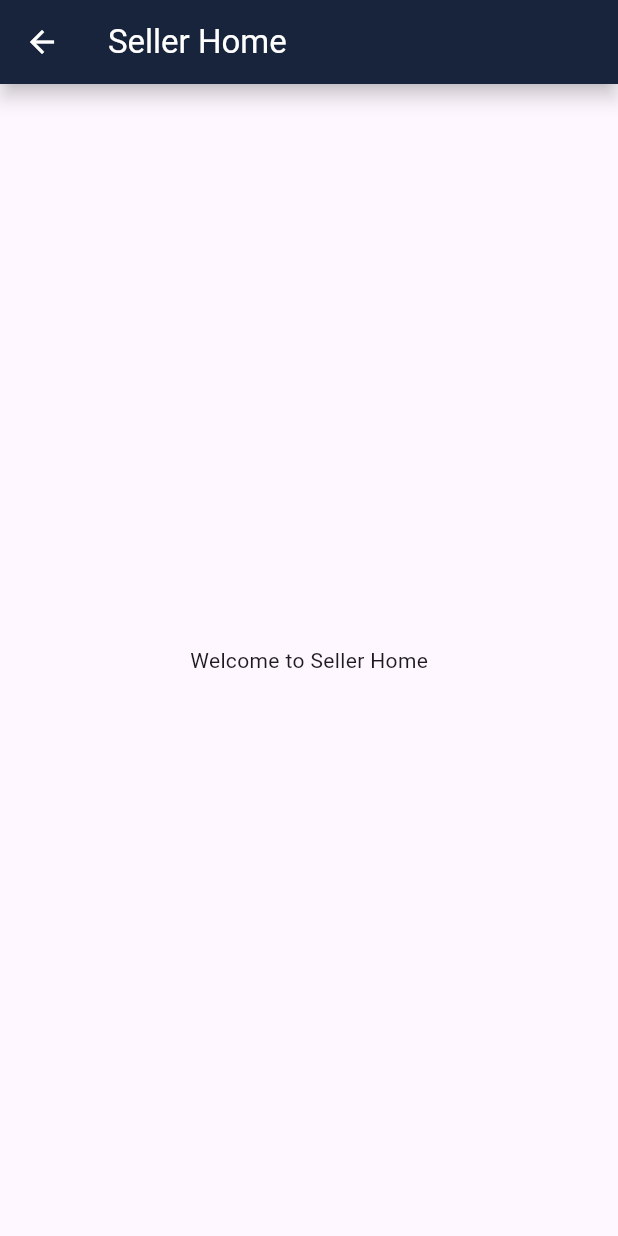
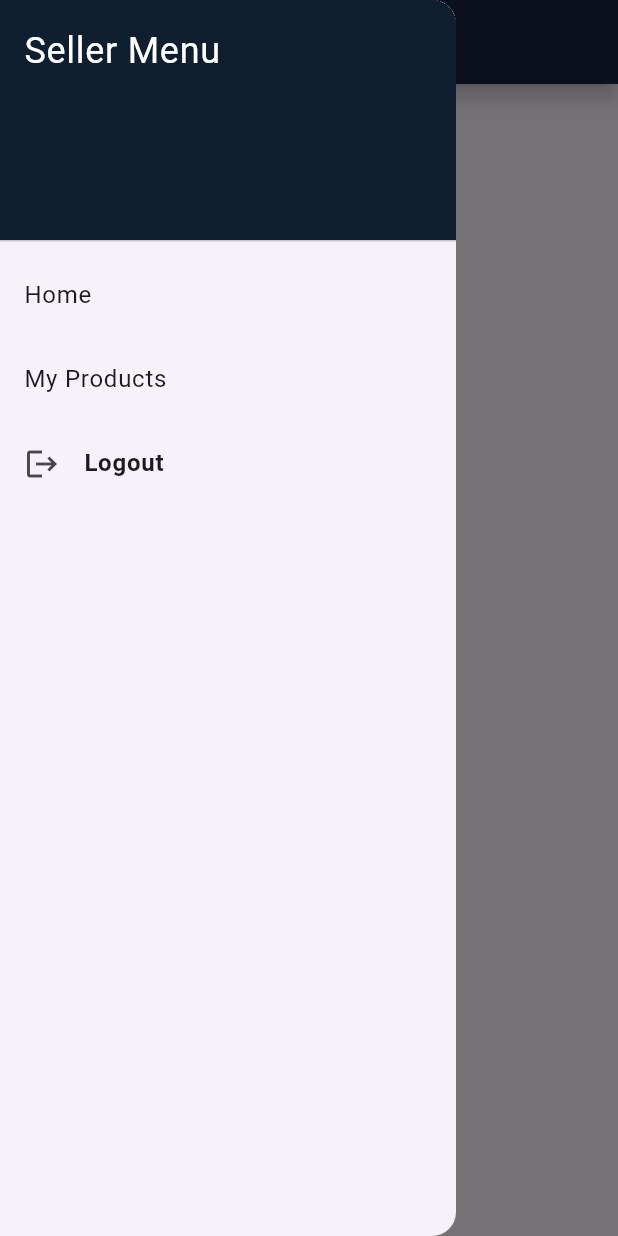
Before and after one commit to KushAgrawal1404/FishLink, a Flutter app: the SellerHomePage screen opened by its route, with the side drawer open (before the commit the screen has no drawer), on a phone screen of 412 x 824 dp. Run offline on Flutter 3.47's test engine with Material 3 defaults, Android fonts, the phone set to English and light mode, and no system bars; our stand-ins replace shared_preferences; accounts and stored records are empty.

Commit message:
Added Menu Panel

```diff
--- /dev/null
+++ b/lib/components/SellerHomeMenu.dart
@@ -0,0 +1,66 @@
+import 'package:flutter/material.dart';
+import 'package:shared_preferences/shared_preferences.dart';
+
+class SellerHomeMenu extends StatelessWidget {
+  const SellerHomeMenu({Key? key}) : super(key: key);
+  void logout(BuildContext context) async {
+    // Clear the stored login state
+    final prefs = await SharedPreferences.getInstance();
+    prefs.setString('email', "");
+    prefs.setString('userType', "");
+    // Navigate to the login screen
+    Navigator.of(context)
+        .pushNamedAndRemoveUntil('/', (Route<dynamic> route) => false);
+  }
+
+  @override
+  Widget build(BuildContext context) {
+    return Drawer(
+      child: ListView(
+        padding: EdgeInsets.zero,
+        children: <Widget>[
+          const DrawerHeader(
+            decoration: BoxDecoration(
+              color: Color(0xff0f1f30),
+            ),
+            child: Text(
+              'Seller Menu',
+              style: TextStyle(
+                color: Colors.white,
+                fontSize: 24,
+              ),
+            ),
+          ),
+          ListTile(
+            title: const Text('Home'),
+            onTap: () {
+              // Handle navigation to home screen
+              Navigator.pop(context); // Close the drawer
+              // Add navigation logic here
+            },
+          ),
+          ListTile(
+            title: const Text('My Products'),
+            onTap: () {
+              // Handle navigation to my products screen
+              Navigator.pop(context); // Close the drawer
+              // Add navigation logic here
+            },
+          ),
+          ListTile(
+            leading: const Icon(Icons.logout),
+            title: const Text(
+              'Logout',
+              style: TextStyle(fontWeight: FontWeight.bold),
+            ),
+            onTap: () {
+              logout(context);
+              Navigator.pop(context);
+            },
+          ),
+          // Add more menu items as needed
+        ],
+      ),
+    );
+  }
+}
--- a/lib/homescreen/buyer_home.dart
+++ b/lib/homescreen/buyer_home.dart
@@ -1,4 +1,5 @@
 import 'package:flutter/material.dart';
+import 'package:fish_link/components/BuyerHomeMenu.dart';
 
 class BuyerHomePage extends StatelessWidget {
   const BuyerHomePage({super.key});
@@ -12,6 +13,7 @@ class BuyerHomePage extends StatelessWidget {
       body: const Center(
         child: Text('Welcome to Buyer Home'),
       ),
+      drawer: const BuyerHomeMenu(), // Integrate the buyer menu panel here
     );
   }
 }
--- a/lib/homescreen/seller_home.dart
+++ b/lib/homescreen/seller_home.dart
@@ -1,4 +1,5 @@
 import 'package:flutter/material.dart';
+import 'package:fish_link/components/SellerHomeMenu.dart';
 
 class SellerHomePage extends StatelessWidget {
   const SellerHomePage({super.key});
@@ -9,6 +10,7 @@ class SellerHomePage extends StatelessWidget {
       appBar: AppBar(
         title: const Text('Seller Home'),
       ),
+      drawer: const SellerHomeMenu(),
       body: const Center(
         child: Text('Welcome to Seller Home'),
       ),
--- a/lib/utils/api.dart
+++ b/lib/utils/api.dart
@@ -1,5 +1,5 @@
 class Api {
-  static const String baseUrl = '192.168.216.129:5000';
+  static const String baseUrl = '192.168.109.129:5000';
   static const String loginUrl = 'http://$baseUrl/api/login';
   static const String signupPath = '/api/signup';
   static const String forgotPasswordUrl = 'http://$baseUrl/api/forgot-password';
```
Also changed, not shown: lib/components/BuyerHomeMenu.dart (added, +66 -0 lines).
